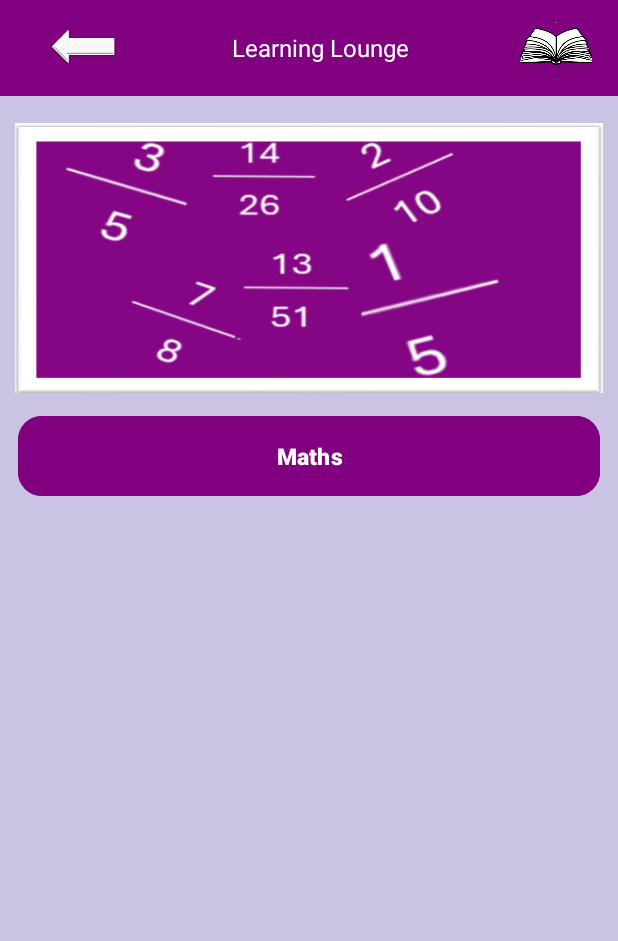
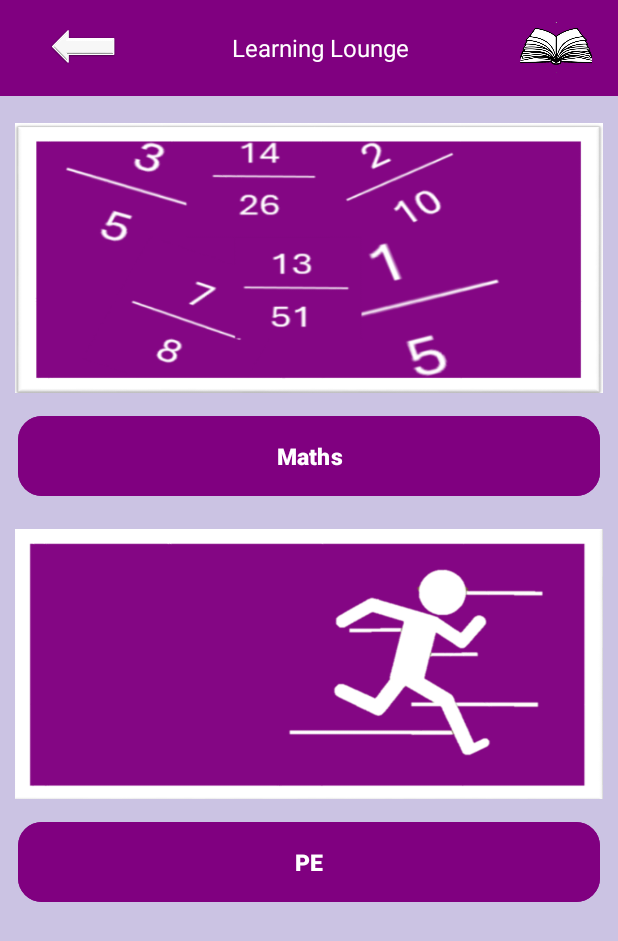
Before and after one commit to EmilyyMcg/LearningLoungeApp, an Android app: the GameCentre screen opened directly, with no data from a screen before it, on a phone screen of 412 x 824 dp. Shown: the top 941 px of the screen. Run offline under Robolectric (Android 15) with nearby library versions, the phone set to English and light mode, and no system bars.

Commit message:
movementPush

```diff
--- a/app/src/main/java/com/example/myapplication/GameCentre.java
+++ b/app/src/main/java/com/example/myapplication/GameCentre.java
@@ -1,5 +1,6 @@
 package com.example.myapplication;
 
+import android.annotation.SuppressLint;
 import android.content.Intent;
 import android.os.Bundle;
 import android.view.View;
@@ -28,7 +29,15 @@ public class GameCentre extends AppCompatActivity {
                 startActivity(open);
             }
         });
-        ImageView backButton = findViewById(R.id.back); // Use ImageView if it's an ImageView
+        Button btn3 = findViewById(R.id.movementbtn);
+        btn3.setOnClickListener(new View.OnClickListener() {
+            @Override
+            public void onClick(View view) {
+                Intent open = new Intent(GameCentre.this, movement.class);
+                startActivity(open);
+            }
+        });
+        ImageView backButton = findViewById(R.id.Back); // Use ImageView if it's an ImageView
         backButton.setOnClickListener(new View.OnClickListener() {
             @Override
             public void onClick(View view) {
--- a/app/src/main/res/layout/activity_game_centre.xml
+++ b/app/src/main/res/layout/activity_game_centre.xml
@@ -12,8 +12,12 @@
         android:id="@+id/topAppBar"
         android:layout_width="match_parent"
         android:layout_height="?attr/actionBarSize"
+        android:layout_marginBottom="18dp"
         android:background="@color/purpleMain"
-        android:elevation="4dp">
+        android:elevation="4dp"
+        app:layout_constraintBottom_toTopOf="@+id/maths_img"
+        app:layout_constraintEnd_toEndOf="parent"
+        app:layout_constraintStart_toStartOf="parent">
 
         <!-- Container inside Toolbar -->
         <RelativeLayout
@@ -24,14 +28,14 @@
 
             <!-- Back Arrow -->
             <ImageView
-                android:id="@+id/back"
+                android:id="@+id/Back"
                 android:layout_width="50dp"
                 android:layout_height="50dp"
                 android:layout_alignParentStart="true"
                 android:layout_centerVertical="true"
                 android:layout_marginStart="8dp"
-                android:src="@drawable/ic_arrow_back"
-                android:contentDescription="Back" />
+                android:contentDescription="Back"
+                android:src="@drawable/ic_arrow_back" />
 
             <!-- Total Questions -->
             <TextView
@@ -40,8 +44,8 @@
                 android:layout_height="wrap_content"
                 android:layout_centerInParent="true"
                 android:text="Learning Lounge"
-                android:textSize="16sp"
-                android:textColor="@android:color/white" />
+                android:textColor="@android:color/white"
+                android:textSize="16sp" />
 
             <!-- Centered Logo/Image -->
             <ImageView
@@ -51,8 +55,8 @@
                 android:layout_alignParentEnd="true"
                 android:layout_centerVertical="true"
                 android:layout_marginEnd="8dp"
-                android:src="@drawable/learning_lounge_logo"
-                android:contentDescription="Learning Lounge" />
+                android:contentDescription="Learning Lounge"
+                android:src="@drawable/learning_lounge_logo" />
         </RelativeLayout>
     </androidx.appcompat.widget.Toolbar>
 
@@ -90,6 +94,39 @@
         app:layout_constraintEnd_toEndOf="parent"
         app:layout_constraintStart_toStartOf="parent"
         app:layout_constraintTop_toBottomOf="@+id/maths_img" />
+    <ImageView
+        android:id="@+id/movement_img"
+        android:layout_width="392dp"
+        android:layout_height="180dp"
+        android:layout_marginStart="12dp"
+        android:layout_marginTop="18dp"
+        android:layout_marginEnd="12dp"
+        android:contentDescription="fractions"
+        android:scaleType="fitXY"
+        android:src="@drawable/movement_img"
+        app:layout_constraintEnd_toEndOf="parent"
+        app:layout_constraintStart_toStartOf="parent"
+        app:layout_constraintTop_toBottomOf="@+id/button2" />
+
+    <Button
+        android:id="@+id/movementbtn"
+        android:layout_width="match_parent"
+        android:layout_height="wrap_content"
+        android:layout_marginStart="12dp"
+        android:layout_marginTop="11dp"
+        android:layout_marginEnd="12dp"
+        android:backgroundTint="@color/purpleMain"
+        android:elevation="6dp"
+        android:padding="16dp"
+        android:scaleType="fitXY"
+        android:text="PE"
+        android:textColor="@android:color/white"
+        android:textSize="15sp"
+        android:textStyle="bold"
+        app:cornerRadius="16dp"
+        app:layout_constraintEnd_toEndOf="parent"
+        app:layout_constraintStart_toStartOf="parent"
+        app:layout_constraintTop_toBottomOf="@+id/movement_img"/>
 
 
 </androidx.constraintlayout.widget.ConstraintLayout>
```
Also changed, not shown: app/src/main/AndroidManifest.xml (+8 -7 lines), app/src/main/java/com/example/myapplication/movement.java (+109 -11 lines), app/src/main/res/layout/activity_movement.xml (+81 -6 lines), app/src/main/res/drawable/movement_img.png (added).
